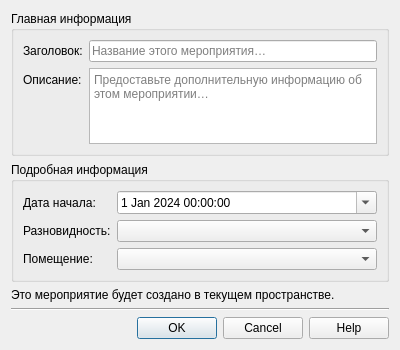
Above: app/ui/dialogs/create_event.ui from NTO-2nd-stage-ABP/ccms before the change. Below: the same form after it.
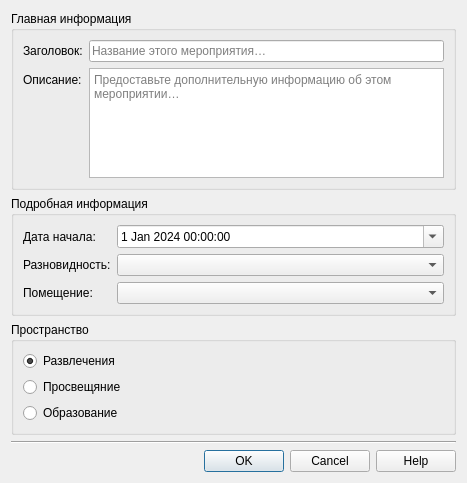
That is the form after the change.

Commit message: update dialogs ui for adding work and creating event

```diff
--- a/app/ui/dialogs/create_event.ui
+++ b/app/ui/dialogs/create_event.ui
@@ -6,15 +6,15 @@
    <rect>
     <x>0</x>
     <y>0</y>
-    <width>400</width>
-    <height>350</height>
+    <width>467</width>
+    <height>483</height>
    </rect>
   </property>
   <property name="windowTitle">
    <string>Создание мероприятия</string>
   </property>
-  <layout class="QVBoxLayout" name="verticalLayout_2">
-   <item>
+  <layout class="QGridLayout" name="gridLayout">
+   <item row="0" column="0">
     <widget class="QGroupBox" name="mainInformationGroupBox">
      <property name="title">
       <string>Главная информация</string>
@@ -67,7 +67,7 @@
      </layout>
     </widget>
    </item>
-   <item>
+   <item row="1" column="0">
     <widget class="QGroupBox" name="detailedInformationGroupBox">
      <property name="title">
       <string>Подробная информация</string>
@@ -124,37 +124,47 @@
      </layout>
     </widget>
    </item>
-   <item>
-    <spacer name="formVerticalSpacer">
-     <property name="orientation">
-      <enum>Qt::Vertical</enum>
+   <item row="2" column="0">
+    <widget class="QGroupBox" name="statusGroupBox_2">
+     <property name="title">
+      <string>Пространство</string>
      </property>
-     <property name="sizeHint" stdset="0">
-      <size>
-       <width>20</width>
-       <height>40</height>
-      </size>
-     </property>
-    </spacer>
-   </item>
-   <item>
-    <widget class="QLabel" name="formHelpText">
-     <property name="text">
-      <string>Это мероприятие будет создано в текущем пространстве.</string>
-     </property>
-     <property name="wordWrap">
-      <bool>true</bool>
-     </property>
+     <layout class="QVBoxLayout" name="verticalLayout_5">
+      <item>
+       <widget class="QRadioButton" name="entertainemtRadioButton">
+        <property name="text">
+         <string>Развлечения</string>
+        </property>
+        <property name="checked">
+         <bool>true</bool>
+        </property>
+       </widget>
+      </item>
+      <item>
+       <widget class="QRadioButton" name="enlightenmentRadioButton">
+        <property name="text">
+         <string>Просвещяние</string>
+        </property>
+       </widget>
+      </item>
+      <item>
+       <widget class="QRadioButton" name="educationRadioButton">
+        <property name="text">
+         <string>Образование</string>
+        </property>
+       </widget>
+      </item>
+     </layout>
     </widget>
    </item>
-   <item>
+   <item row="3" column="0">
     <widget class="Line" name="formDivider">
      <property name="orientation">
       <enum>Qt::Horizontal</enum>
      </property>
     </widget>
    </item>
-   <item>
+   <item row="4" column="0">
     <widget class="QDialogButtonBox" name="buttonBox">
      <property name="orientation">
       <enum>Qt::Horizontal</enum>
```
The commit also changes 4 other files.
